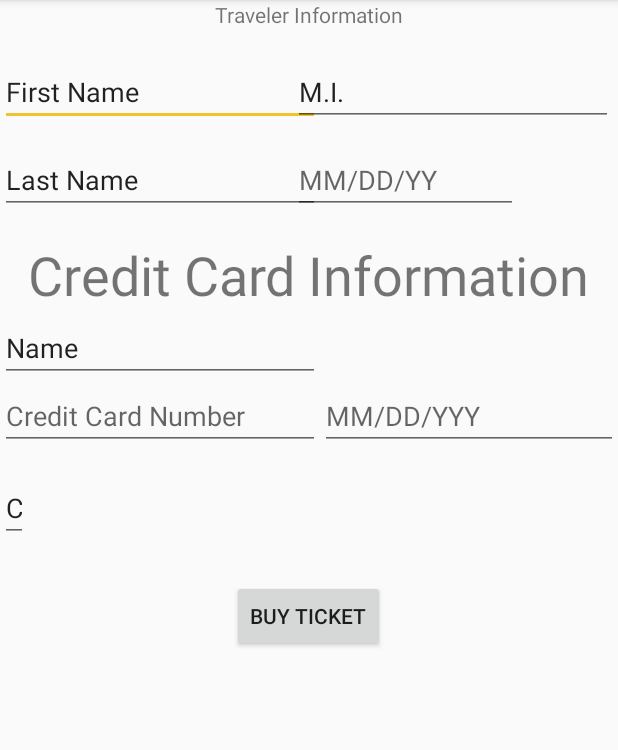
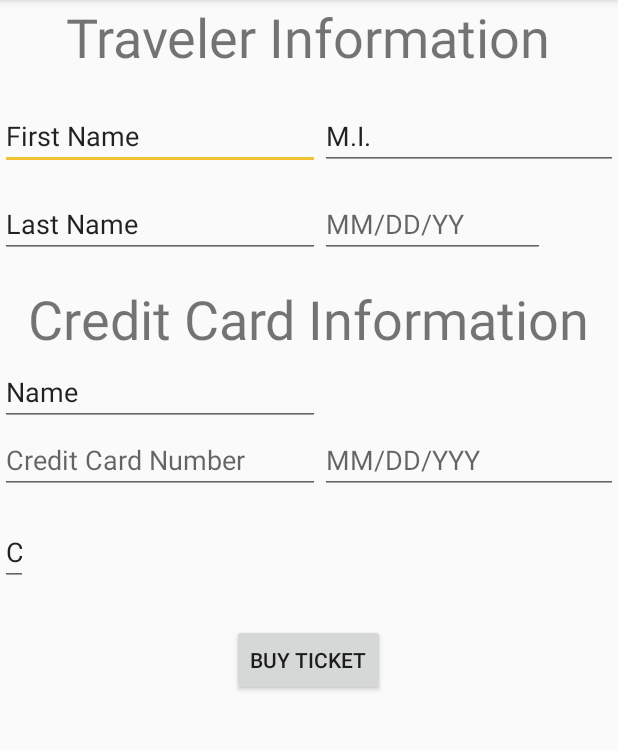
Before and after one commit to violetaria/FlyAway, an Android app: the TravelerInfo screen opened directly, with no data from a screen before it, on a phone screen of 412 x 824 dp, the part 84-834 px from its top. Run offline under Robolectric (Android 15) with nearby library versions, the phone set to English and light mode, and no system bars.

Commit message:
update spacing

```diff
--- a/app/src/main/res/layout/activity_main.xml
+++ b/app/src/main/res/layout/activity_main.xml
@@ -101,7 +101,7 @@
     <ImageView
         android:id="@+id/ivLogo"
         android:layout_width="wrap_content" android:layout_height="wrap_content"
-        android:layout_alignTop="@+id/tvTitle" android:layout_centerHorizontal="true"
+        android:layout_centerHorizontal="true"
         android:layout_marginTop="40dp" app:srcCompat="@drawable/flyaway_logo"/>
 
 </RelativeLayout>
--- a/app/src/main/res/layout/activity_traveler_info.xml
+++ b/app/src/main/res/layout/activity_traveler_info.xml
@@ -7,54 +7,52 @@
     tools:context="com.flyaway.app.FlightList">
 
     <EditText
-        android:id="@+id/editText"
+        android:id="@+id/etFirstName"
         android:layout_width="wrap_content"
         android:layout_height="wrap_content"
         android:layout_weight="1"
         android:ems="10"
         android:inputType="textPersonName"
         android:text="First Name"
-        android:layout_below="@+id/textView2"
+        android:layout_below="@+id/tvTravelInfoText"
         android:layout_alignParentStart="true"
         android:layout_marginTop="19dp" />
 
     <TextView
-        android:id="@+id/textView2"
+        android:id="@+id/tvTravelInfoText"
         android:layout_width="wrap_content"
         android:layout_height="wrap_content"
         android:text="Traveler Information"
-        tools:textSize="36sp"
-        android:layout_alignParentTop="true"
-        android:layout_centerHorizontal="true" />
+        android:textSize="36sp" tools:textSize="36sp" android:layout_alignParentTop="true"
+        android:layout_centerHorizontal="true"/>
 
     <EditText
-        android:id="@+id/editText3"
+        android:id="@+id/etMiddleInitial"
+        android:layout_width="wrap_content"
+        android:layout_height="wrap_content"
+        android:layout_alignParentRight="false"
+        android:layout_alignParentStart="false"
+        android:layout_alignTop="@+id/etFirstName"
+        android:layout_toRightOf="@+id/etFirstName"
+        android:ems="10" android:inputType="textPersonName"
+        android:text="M.I."/>
+
+    <EditText
+        android:id="@+id/etLastName"
         android:layout_width="wrap_content"
         android:layout_height="wrap_content"
         android:layout_alignParentStart="true"
-        android:layout_alignTop="@+id/editText"
-        android:layout_marginStart="195dp"
-        android:ems="10"
-        android:inputType="textPersonName"
-        android:text="M.I."
-        />
-
-    <EditText
-        android:id="@+id/editText4"
-        android:layout_width="wrap_content"
-        android:layout_height="wrap_content"
-        android:layout_alignParentStart="true"
-        android:layout_below="@+id/editText"
+        android:layout_below="@+id/etFirstName"
         android:layout_marginTop="13dp"
         android:ems="10"
         android:inputType="textPersonName"
         android:text="Last Name" />
 
     <TextView
-        android:id="@+id/textView18"
+        android:id="@+id/tvCreditCardInfoText"
         android:layout_width="wrap_content"
         android:layout_height="wrap_content"
-        android:layout_below="@+id/editText4"
+        android:layout_below="@+id/etLastName"
         android:layout_centerHorizontal="true"
         android:layout_marginTop="16dp"
         android:layout_marginBottom="16dp"
@@ -78,7 +76,7 @@
         android:layout_marginTop="31dp"
         android:ems="10"
         android:inputType="textPersonName"
-        android:layout_below="@+id/textView18"
+        android:layout_below="@+id/tvCreditCardInfoText"
         android:layout_alignParentStart="true"
         android:hint="Credit Card Number"/>
 
@@ -86,41 +84,42 @@
         android:id="@+id/exp_date"
         android:layout_width="wrap_content"
         android:layout_height="wrap_content"
+        android:layout_alignBaseline="@+id/cc_number"
         android:layout_alignBottom="@+id/cc_number"
-        android:layout_toEndOf="@+id/editText6"
+        android:layout_alignParentEnd="false"
+        android:layout_toRightOf="@+id/cc_number"
+        android:clickable="true"
         android:ems="10"
-        android:inputType="date"
-        android:clickable="true"
-        android:longClickable="false"
-        android:focusable="false"
-        android:focusableInTouchMode="false"
-        android:hint="MM/DD/YYY"/>
+        android:focusable="false" android:focusableInTouchMode="false"
+        android:hint="MM/DD/YYY" android:inputType="date"
+        android:longClickable="false"/>
 
     <EditText
         android:id="@+id/dob"
+        android:layout_width="150dp"
+        android:layout_height="wrap_content"
+        android:layout_alignBottom="@+id/etLastName"
+        android:layout_alignStart="@+id/etMiddleInitial"
+        android:layout_marginRight="10dp"
         android:clickable="true"
-        android:longClickable="false"
+        android:ems="10"
         android:focusable="false"
         android:focusableInTouchMode="false"
-        android:layout_width="150dp"
-        android:layout_height="wrap_content"
-        android:layout_alignBottom="@+id/editText4"
-        android:layout_alignStart="@+id/editText3"
-        android:ems="10"
         android:hint="@string/mm_dd_yy"
         android:inputType="date"
-        />
+        android:longClickable="false"/>
     <EditText
         android:id="@+id/editText10"
         android:layout_width="wrap_content"
         android:layout_height="wrap_content"
+        android:layout_alignLeft="@+id/cc_number"
+        android:layout_alignParentStart="true"
+        android:layout_below="@+id/cc_number"
         android:layout_marginTop="16dp"
+        android:layout_toStartOf="@+id/tvCreditCardInfoText"
         android:ems="10"
         android:inputType="textPersonName"
-        android:text="CVV"
-        android:layout_below="@+id/cc_number"
-        android:layout_alignParentStart="true"
-        android:layout_toStartOf="@+id/textView18" />
+        android:text="CVV"/>
 
     <Button
         android:id="@+id/button4"
```
